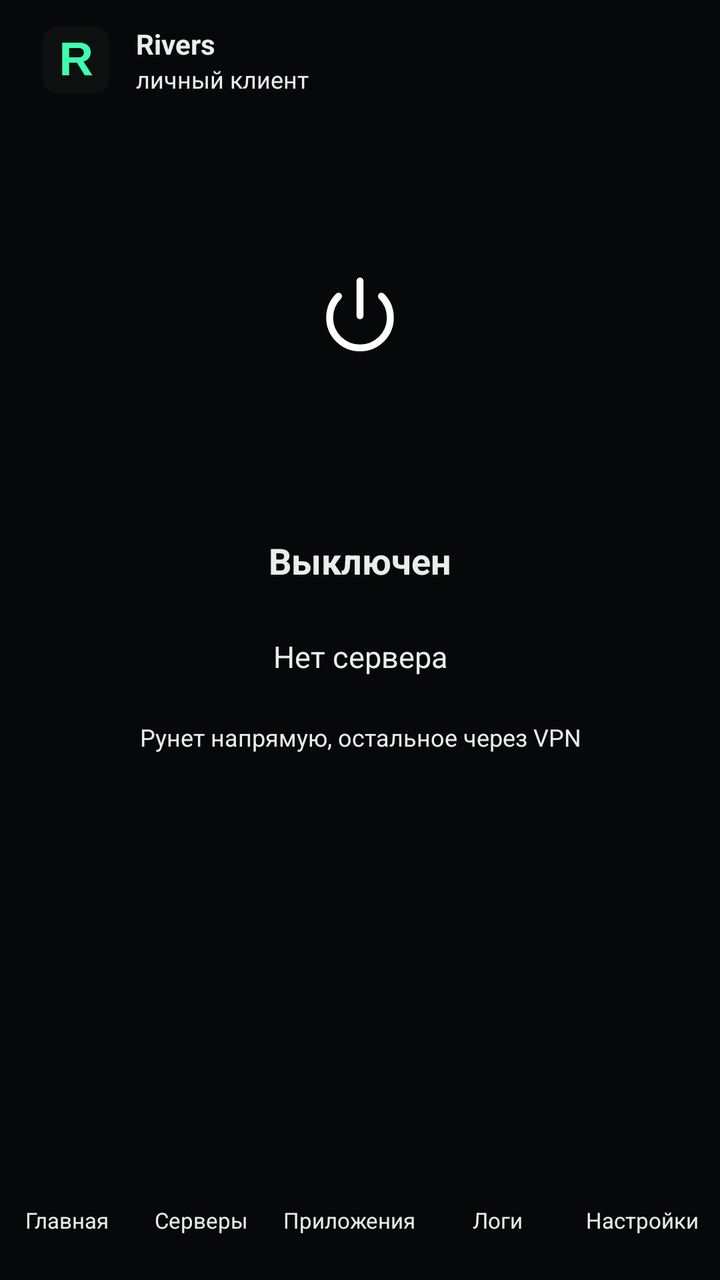
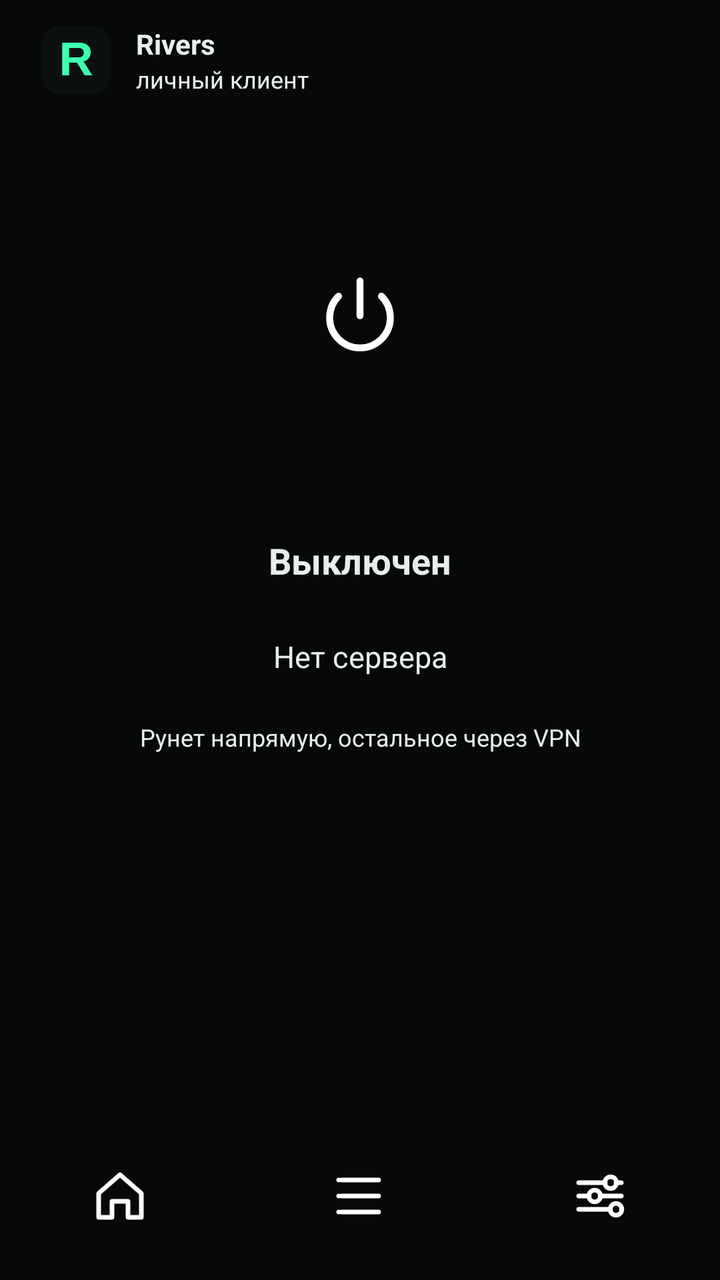

Two renders of the same Android screen: before a commit and after it. Below are the layout's source before the change and the commit's diff.
<!-- AndroidManifest.xml: application theme Theme.Rivers -->
<!-- res/layout/activity_main.xml -->
<?xml version="1.0" encoding="utf-8"?>
<LinearLayout xmlns:android="http://schemas.android.com/apk/res/android"
    android:layout_width="match_parent"
    android:layout_height="match_parent"
    android:fitsSystemWindows="true"
    android:orientation="vertical">

    <FrameLayout
        android:layout_width="match_parent"
        android:layout_height="0dp"
        android:layout_weight="1">

        <ScrollView
            android:id="@+id/pageHome"
            android:layout_width="match_parent"
            android:layout_height="match_parent"
            android:fillViewport="true">

            <LinearLayout
                android:layout_width="match_parent"
                android:layout_height="match_parent"
                android:orientation="vertical"
                android:paddingStart="20dp"
                android:paddingTop="12dp"
                android:paddingEnd="20dp"
                android:paddingBottom="16dp">

                <LinearLayout
                    android:layout_width="match_parent"
                    android:layout_height="wrap_content"
                    android:gravity="center_vertical"
                    android:orientation="horizontal">

                    <ImageView
                        android:layout_width="36dp"
                        android:layout_height="36dp"
                        android:contentDescription="Rivers"
                        android:src="@drawable/ic_launcher" />

                    <LinearLayout
                        android:layout_width="wrap_content"
                        android:layout_height="wrap_content"
                        android:layout_marginStart="12dp"
                        android:orientation="vertical">

                        <TextView
                            android:id="@+id/brandTitle"
                            android:layout_width="wrap_content"
                            android:layout_height="wrap_content"
                            android:text="Rivers"
                            android:textSize="14sp"
                            android:textStyle="bold" />

                        <TextView
                            android:id="@+id/brandSub"
                            android:layout_width="wrap_content"
                            android:layout_height="wrap_content"
                            android:text="личный клиент"
                            android:textSize="12sp" />
                    </LinearLayout>
                </LinearLayout>

                <LinearLayout
                    android:layout_width="match_parent"
                    android:layout_height="0dp"
                    android:layout_weight="1"
                    android:gravity="center_horizontal"
                    android:orientation="vertical">

                    <FrameLayout
                        android:layout_width="200dp"
                        android:layout_height="200dp"
                        android:layout_marginTop="12dp">

                        <View
                            android:id="@+id/powerHalo"
                            android:layout_width="200dp"
                            android:layout_height="200dp" />

                        <FrameLayout
                            android:id="@+id/power"
                            android:layout_width="176dp"
                            android:layout_height="176dp"
                            android:layout_gravity="center"
                            android:clickable="true"
                            android:focusable="true">

                            <ImageView
                                android:id="@+id/powerIcon"
                                android:layout_width="52dp"
                                android:layout_height="52dp"
                                android:layout_gravity="center"
                                android:contentDescription="Питание"
                                android:src="@drawable/ic_power" />
                        </FrameLayout>
                    </FrameLayout>

                    <TextView
                        android:id="@+id/status"
                        android:layout_width="match_parent"
                        android:layout_height="wrap_content"
                        android:layout_marginTop="8dp"
                        android:gravity="center"
                        android:text="Выключен"
                        android:textSize="18sp"
                        android:textStyle="bold" />

                    <TextView
                        android:id="@+id/serverName"
                        android:layout_width="match_parent"
                        android:layout_height="48dp"
                        android:layout_marginTop="12dp"
                        android:clickable="true"
                        android:ellipsize="end"
                        android:focusable="true"
                        android:gravity="center"
                        android:maxLines="1"
                        android:text="Нет сервера"
                        android:textSize="15sp" />

                    <TextView
                        android:id="@+id/homeHint"
                        android:layout_width="match_parent"
                        android:layout_height="wrap_content"
                        android:layout_marginTop="8dp"
                        android:gravity="center"
                        android:text="Рунет напрямую, остальное через VPN"
                        android:textSize="12sp" />
                </LinearLayout>
            </LinearLayout>
        </ScrollView>

        <LinearLayout
            android:id="@+id/pageServers"
            android:layout_width="match_parent"
            android:layout_height="match_parent"
            android:orientation="vertical"
            android:paddingStart="20dp"
            android:paddingTop="18dp"
            android:paddingEnd="20dp"
            android:paddingBottom="8dp"
            android:visibility="gone">

            <TextView
                android:id="@+id/titleServers"
                android:layout_width="match_parent"
                android:layout_height="wrap_content"
                android:text="Серверы"
                android:textSize="26sp"
                android:textStyle="bold" />

            <TextView
                android:id="@+id/serversHint"
                android:layout_width="match_parent"
                android:layout_height="wrap_content"
                android:layout_marginTop="6dp"
                android:text="Каждая подписка — свой блок. Внутри её серверы."
                android:textColor="#8B978F"
                android:textSize="13sp" />

            <LinearLayout
                android:layout_width="match_parent"
                android:layout_height="wrap_content"
                android:layout_marginTop="12dp"
                android:orientation="horizontal">

                <Button
                    android:id="@+id/addSub"
                    android:layout_width="0dp"
                    android:layout_height="44dp"
                    android:layout_weight="1"
                    android:text="Подписка" />

                <Button
                    android:id="@+id/addLink"
                    android:layout_width="0dp"
                    android:layout_height="44dp"
                    android:layout_marginStart="8dp"
                    android:layout_weight="1"
                    android:text="Ссылка" />
            </LinearLayout>

            <ScrollView
                android:layout_width="match_parent"
                android:layout_height="0dp"
                android:layout_marginTop="12dp"
                android:layout_weight="1">

                <LinearLayout
                    android:id="@+id/serverBlocks"
                    android:layout_width="match_parent"
                    android:layout_height="wrap_content"
                    android:orientation="vertical" />
            </ScrollView>
        </LinearLayout>

        <ScrollView
            android:id="@+id/pageSettings"
            android:layout_width="match_parent"
            android:layout_height="match_parent"
            android:fillViewport="true"
            android:visibility="gone">

            <LinearLayout
                android:layout_width="match_parent"
                android:layout_height="wrap_content"
                android:orientation="vertical"
                android:padding="20dp">

                <TextView
                    android:id="@+id/titleSettings"
                    android:layout_width="match_parent"
                    android:layout_height="wrap_content"
                    android:text="Настройки"
                    android:textSize="26sp"
                    android:textStyle="bold" />

                <TextView
                    android:id="@+id/themeLabel"
                    android:layout_width="match_parent"
                    android:layout_height="wrap_content"
                    android:layout_marginTop="16dp"
                    android:text="Тема"
                    android:textSize="14sp" />

                <HorizontalScrollView
                    android:layout_width="match_parent"
                    android:layout_height="wrap_content"
                    android:layout_marginTop="8dp"
                    android:scrollbars="none">

                    <LinearLayout
                        android:id="@+id/themes"
                        android:layout_width="wrap_content"
                        android:layout_height="wrap_content"
                        android:orientation="horizontal" />
                </HorizontalScrollView>
            </LinearLayout>
        </ScrollView>

        <LinearLayout
            android:id="@+id/pageApps"
            android:layout_width="match_parent"
            android:layout_height="match_parent"
            android:orientation="vertical"
            android:paddingStart="20dp"
            android:paddingTop="18dp"
            android:paddingEnd="20dp"
            android:paddingBottom="8dp"
            android:visibility="gone">

            <TextView
                android:id="@+id/titleApps"
                android:layout_width="match_parent"
                android:layout_height="wrap_content"
                android:text="Приложения"
                android:textSize="26sp"
                android:textStyle="bold" />

            <TextView
                android:id="@+id/appsHint"
                android:layout_width="match_parent"
                android:layout_height="wrap_content"
                android:layout_marginTop="6dp"
                android:textColor="#8B978F"
                android:textSize="13sp" />

            <LinearLayout
                android:id="@+id/modeTrack"
                android:layout_width="match_parent"
                android:layout_height="wrap_content"
                android:layout_marginTop="14dp"
                android:orientation="horizontal"
                android:padding="4dp">

                <TextView
                    android:id="@+id/modeDirect"
                    android:layout_width="0dp"
                    android:layout_height="40dp"
                    android:layout_weight="1"
                    android:background="@drawable/bg_choice_on"
                    android:clickable="true"
                    android:focusable="true"
                    android:gravity="center"
                    android:text="Напрямую"
                    android:textColor="#07110C"
                    android:textSize="14sp"
                    android:textStyle="bold" />

                <TextView
                    android:id="@+id/modeVpn"
                    android:layout_width="0dp"
                    android:layout_height="40dp"
                    android:layout_weight="1"
                    android:background="@drawable/bg_choice_off"
                    android:clickable="true"
                    android:focusable="true"
                    android:gravity="center"
                    android:text="Через VPN"
                    android:textColor="#8B978F"
                    android:textSize="14sp"
                    android:textStyle="bold" />
            </LinearLayout>

            <EditText
                android:id="@+id/appSearch"
                android:layout_width="match_parent"
                android:layout_height="48dp"
                android:layout_marginTop="12dp"
                android:background="@drawable/bg_field"
                android:hint="Поиск"
                android:inputType="text"
                android:paddingStart="16dp"
                android:paddingEnd="16dp"
                android:textColor="#E7EFE9"
                android:textColorHint="#8B978F"
                android:textSize="15sp" />

            <ListView
                android:id="@+id/appList"
                android:layout_width="match_parent"
                android:layout_height="0dp"
                android:layout_marginTop="8dp"
                android:layout_weight="1"
                android:divider="#1C2420"
                android:dividerHeight="1dp" />
        </LinearLayout>

        <LinearLayout
            android:id="@+id/pageLogs"
            android:layout_width="match_parent"
            android:layout_height="match_parent"
            android:orientation="vertical"
            android:padding="20dp"
            android:visibility="gone">

            <LinearLayout
                android:layout_width="match_parent"
                android:layout_height="wrap_content"
                android:gravity="center_vertical"
                android:orientation="horizontal">

                <TextView
                    android:id="@+id/titleLogs"
                    android:layout_width="0dp"
                    android:layout_height="wrap_content"
                    android:layout_weight="1"
                    android:text="Логи"
                    android:textSize="26sp"
                    android:textStyle="bold" />

                <Button
                    android:id="@+id/copyLogs"
                    android:layout_width="wrap_content"
                    android:layout_height="40dp"
                    android:minHeight="40dp"
                    android:text="Копировать" />
            </LinearLayout>

            <ScrollView
                android:id="@+id/logCard"
                android:layout_width="match_parent"
                android:layout_height="0dp"
                android:layout_marginTop="12dp"
                android:layout_weight="1"
                android:padding="14dp">

                <TextView
                    android:id="@+id/logs"
                    android:layout_width="match_parent"
                    android:layout_height="wrap_content"
                    android:fontFamily="monospace"
                    android:text="Пока пусто."
                    android:textColor="#C9D4CC"
                    android:textSize="12sp" />
            </ScrollView>
        </LinearLayout>
    </FrameLayout>

    <LinearLayout
        android:id="@+id/tabBar"
        android:layout_width="match_parent"
        android:layout_height="wrap_content"
        android:orientation="horizontal"
        android:paddingTop="4dp"
        android:paddingBottom="6dp">

        <TextView
            android:id="@+id/tabHome"
            android:layout_width="0dp"
            android:layout_height="48dp"
            android:layout_weight="1"
            android:background="?android:attr/selectableItemBackground"
            android:clickable="true"
            android:focusable="true"
            android:gravity="center"
            android:text="Главная"
            android:textSize="11sp" />

        <TextView
            android:id="@+id/tabServers"
            android:layout_width="0dp"
            android:layout_height="48dp"
            android:layout_weight="1"
            android:background="?android:attr/selectableItemBackground"
            android:clickable="true"
            android:focusable="true"
            android:gravity="center"
            android:text="Серверы"
            android:textSize="11sp" />

        <TextView
            android:id="@+id/tabApps"
            android:layout_width="0dp"
            android:layout_height="48dp"
            android:layout_weight="1.2"
            android:background="?android:attr/selectableItemBackground"
            android:clickable="true"
            android:focusable="true"
            android:gravity="center"
            android:maxLines="1"
            android:text="Приложения"
            android:textSize="11sp" />

        <TextView
            android:id="@+id/tabLogs"
            android:layout_width="0dp"
            android:layout_height="48dp"
            android:layout_weight="1"
            android:background="?android:attr/selectableItemBackground"
            android:clickable="true"
            android:focusable="true"
            android:gravity="center"
            android:text="Логи"
            android:textSize="11sp" />

        <TextView
            android:id="@+id/tabSettings"
            android:layout_width="0dp"
            android:layout_height="48dp"
            android:layout_weight="1.15"
            android:background="?android:attr/selectableItemBackground"
            android:clickable="true"
            android:focusable="true"
            android:gravity="center"
            android:maxLines="1"
            android:text="Настройки"
            android:textSize="11sp" />
    </LinearLayout>
</LinearLayout>
<!-- resources referenced by this layout -->
<resources>
  <!-- drawable bg_choice_off (drawable) -->
  <?xml version="1.0" encoding="utf-8"?>
  <shape xmlns:android="http://schemas.android.com/apk/res/android"
      android:shape="rectangle">
      <solid android:color="#00000000" />
      <corners android:radius="12dp" />
  </shape>
  <!-- drawable bg_choice_on (drawable) -->
  <?xml version="1.0" encoding="utf-8"?>
  <shape xmlns:android="http://schemas.android.com/apk/res/android"
      android:shape="rectangle">
      <solid android:color="#3DFFB0" />
      <corners android:radius="12dp" />
  </shape>
  <!-- drawable bg_field (drawable) -->
  <?xml version="1.0" encoding="utf-8"?>
  <shape xmlns:android="http://schemas.android.com/apk/res/android"
      android:shape="rectangle">
      <solid android:color="#101614" />
      <stroke
          android:width="1dp"
          android:color="#24302B" />
      <corners android:radius="14dp" />
  </shape>
  <style name="Theme.Rivers.Dialog" parent="android:Theme.Material.Dialog.Alert">
          <item name="android:colorAccent">#3DFFB0</item>
          <item name="android:textColorPrimary">#E7EFE9</item>
          <item name="android:textColor">#E7EFE9</item>
          <item name="android:background">#161B18</item>
          <item name="android:windowBackground">#161B18</item>
      </style>
  <!-- drawable bg_pill (drawable) -->
  <?xml version="1.0" encoding="utf-8"?>
  <ripple xmlns:android="http://schemas.android.com/apk/res/android"
      android:color="#223DFFB0">
      <item>
          <shape android:shape="rectangle">
              <solid android:color="#141A17" />
              <stroke
                  android:width="1dp"
                  android:color="#2C3A34" />
              <corners android:radius="14dp" />
          </shape>
      </item>
  </ripple>
  <!-- unchanged entries left out for length: 4 -->
</resources>

<!-- the commit's change to res/layout/activity_main.xml (unified diff, before → after) -->
@@ -216,6 +216,32 @@
                     android:textStyle="bold" />
 
                 <TextView
+                    android:id="@+id/openApps"
+                    android:layout_width="match_parent"
+                    android:layout_height="56dp"
+                    android:layout_marginTop="16dp"
+                    android:clickable="true"
+                    android:focusable="true"
+                    android:gravity="center_vertical"
+                    android:paddingStart="16dp"
+                    android:paddingEnd="16dp"
+                    android:text="Приложения"
+                    android:textSize="16sp" />
+
+                <TextView
+                    android:id="@+id/openLogs"
+                    android:layout_width="match_parent"
+                    android:layout_height="56dp"
+                    android:layout_marginTop="8dp"
+                    android:clickable="true"
+                    android:focusable="true"
+                    android:gravity="center_vertical"
+                    android:paddingStart="16dp"
+                    android:paddingEnd="16dp"
+                    android:text="Логи"
+                    android:textSize="16sp" />
+
+                <TextView
                     android:id="@+id/themeLabel"
                     android:layout_width="match_parent"
                     android:layout_height="wrap_content"
@@ -250,6 +276,14 @@
             android:visibility="gone">
 
             <TextView
+                android:id="@+id/backApps"
+                android:layout_width="wrap_content"
+                android:layout_height="36dp"
+                android:gravity="center_vertical"
+                android:text="Назад"
+                android:textSize="14sp" />
+
+            <TextView
                 android:id="@+id/titleApps"
                 android:layout_width="match_parent"
                 android:layout_height="wrap_content"
@@ -341,6 +375,15 @@
                 android:orientation="horizontal">
 
                 <TextView
+                    android:id="@+id/backLogs"
+                    android:layout_width="wrap_content"
+                    android:layout_height="36dp"
+                    android:layout_marginEnd="12dp"
+                    android:gravity="center_vertical"
+                    android:text="Назад"
+                    android:textSize="14sp" />
+
+                <TextView
                     android:id="@+id/titleLogs"
                     android:layout_width="0dp"
                     android:layout_height="wrap_content"
@@ -381,70 +424,48 @@
         android:id="@+id/tabBar"
         android:layout_width="match_parent"
         android:layout_height="wrap_content"
+        android:gravity="center"
         android:orientation="horizontal"
-        android:paddingTop="4dp"
-        android:paddingBottom="6dp">
-
-        <TextView
+        android:paddingTop="6dp"
+        android:paddingBottom="10dp">
+
+        <ImageView
             android:id="@+id/tabHome"
             android:layout_width="0dp"
-            android:layout_height="48dp"
+            android:layout_height="64dp"
             android:layout_weight="1"
-            android:background="?android:attr/selectableItemBackground"
+            android:background="?android:attr/selectableItemBackgroundBorderless"
             android:clickable="true"
+            android:contentDescription="Главная"
             android:focusable="true"
-            android:gravity="center"
-            android:text="Главная"
-            android:textSize="11sp" />
-
-        <TextView
+            android:padding="16dp"
+            android:scaleType="fitCenter"
+            android:src="@drawable/ic_nav_home" />
+
+        <ImageView
             android:id="@+id/tabServers"
             android:layout_width="0dp"
-            android:layout_height="48dp"
+            android:layout_height="64dp"
             android:layout_weight="1"
-            android:background="?android:attr/selectableItemBackground"
+            android:background="?android:attr/selectableItemBackgroundBorderless"
             android:clickable="true"
+            android:contentDescription="Серверы"
             android:focusable="true"
-            android:gravity="center"
-            android:text="Серверы"
-            android:textSize="11sp" />
-
-        <TextView
-            android:id="@+id/tabApps"
-            android:layout_width="0dp"
-            android:layout_height="48dp"
-            android:layout_weight="1.2"
-            android:background="?android:attr/selectableItemBackground"
-            android:clickable="true"
-            android:focusable="true"
-            android:gravity="center"
-            android:maxLines="1"
-            android:text="Приложения"
-            android:textSize="11sp" />
-
-        <TextView
-            android:id="@+id/tabLogs"
-            android:layout_width="0dp"
-            android:layout_height="48dp"
-            android:layout_weight="1"
-            android:background="?android:attr/selectableItemBackground"
-            android:clickable="true"
-            android:focusable="true"
-            android:gravity="center"
-            android:text="Логи"
-            android:textSize="11sp" />
-
-        <TextView
+            android:padding="16dp"
+            android:scaleType="fitCenter"
+            android:src="@drawable/ic_nav_servers" />
+
+        <ImageView
             android:id="@+id/tabSettings"
             android:layout_width="0dp"
-            android:layout_height="48dp"
-            android:layout_weight="1.15"
-            android:background="?android:attr/selectableItemBackground"
+            android:layout_height="64dp"
+            android:layout_weight="1"
+            android:background="?android:attr/selectableItemBackgroundBorderless"
             android:clickable="true"
+            android:contentDescription="Настройки"
             android:focusable="true"
-            android:gravity="center"
-            android:maxLines="1"
-            android:text="Настройки"
-            android:textSize="11sp" />
+            android:padding="16dp"
+            android:scaleType="fitCenter"
+            android:src="@drawable/ic_nav_settings" />
     </LinearLayout>
 </LinearLayout>
<!-- resource entries referenced after the edit -->
@@ -24,6 +24,56 @@
           android:color="#24302B" />
       <corners android:radius="14dp" />
   </shape>
+  <!-- drawable ic_nav_home (drawable) -->
+  <?xml version="1.0" encoding="utf-8"?>
+  <vector xmlns:android="http://schemas.android.com/apk/res/android"
+      android:width="24dp"
+      android:height="24dp"
+      android:viewportWidth="24"
+      android:viewportHeight="24">
+      <path
+          android:fillColor="#00000000"
+          android:pathData="M4,11 L12,4 L20,11 V20 H15 V14 H9 V20 H4 Z"
+          android:strokeWidth="1.7"
+          android:strokeColor="#FFFFFF"
+          android:strokeLineJoin="round" />
+  </vector>
+  <!-- drawable ic_nav_servers (drawable) -->
+  <?xml version="1.0" encoding="utf-8"?>
+  <vector xmlns:android="http://schemas.android.com/apk/res/android"
+      android:width="24dp"
+      android:height="24dp"
+      android:viewportWidth="24"
+      android:viewportHeight="24">
+      <path
+          android:fillColor="#00000000"
+          android:pathData="M5,6 H19 M5,12 H19 M5,18 H19"
+          android:strokeWidth="1.7"
+          android:strokeColor="#FFFFFF"
+          android:strokeLineCap="round" />
+      <path
+          android:fillColor="#FFFFFF"
+          android:pathData="M4,5.1 a0.9,0.9 0 1,0 0.01,0 M4,11.1 a0.9,0.9 0 1,0 0.01,0 M4,17.1 a0.9,0.9 0 1,0 0.01,0" />
+  </vector>
+  <!-- drawable ic_nav_settings (drawable) -->
+  <?xml version="1.0" encoding="utf-8"?>
+  <vector xmlns:android="http://schemas.android.com/apk/res/android"
+      android:width="24dp"
+      android:height="24dp"
+      android:viewportWidth="24"
+      android:viewportHeight="24">
+      <path
+          android:fillColor="#00000000"
+          android:pathData="M4,7 H14 M18,7 H20 M4,12 H8 M12,12 H20 M4,17 H16 M20,17 H20"
+          android:strokeWidth="1.7"
+          android:strokeColor="#FFFFFF"
+          android:strokeLineCap="round" />
+      <path
+          android:fillColor="#00000000"
+          android:pathData="M16,7 m-2.2,0 a2.2,2.2 0 1,0 4.4,0 a2.2,2.2 0 1,0 -4.4,0 M10,12 m-2.2,0 a2.2,2.2 0 1,0 4.4,0 a2.2,2.2 0 1,0 -4.4,0 M18,17 m-2.2,0 a2.2,2.2 0 1,0 4.4,0 a2.2,2.2 0 1,0 -4.4,0"
+          android:strokeWidth="1.7"
+          android:strokeColor="#FFFFFF" />
+  </vector>
   <style name="Theme.Rivers.Dialog" parent="android:Theme.Material.Dialog.Alert">
           <item name="android:colorAccent">#3DFFB0</item>
           <item name="android:textColorPrimary">#E7EFE9</item>
